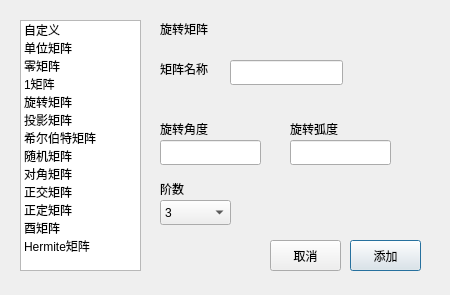
Before: the Qt Designer form MatrixCalculator-GUI/AddMatrixDialog.ui in luyiming/MatrixCalculator, drawn with Qt 5.
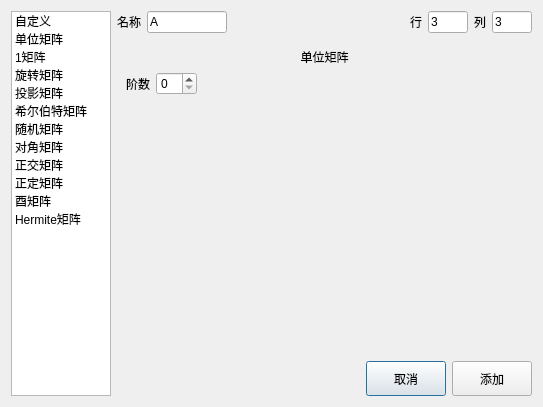
After: the same form once the commit is applied. The open tabs and pages were chosen to show the change.

What changed in the file:
```diff
--- a/MatrixCalculator-GUI/AddMatrixDialog.ui
+++ b/MatrixCalculator-GUI/AddMatrixDialog.ui
@@ -6,21 +6,35 @@
    <rect>
     <x>0</x>
     <y>0</y>
-    <width>450</width>
-    <height>295</height>
+    <width>543</width>
+    <height>407</height>
    </rect>
   </property>
   <property name="windowTitle">
    <string>AddMatrix</string>
   </property>
-  <widget class="QListWidget" name="listWidget">
-   <property name="geometry">
-    <rect>
-     <x>20</x>
-     <y>20</y>
-     <width>121</width>
-     <height>251</height>
-    </rect>
+  <layout class="QHBoxLayout" name="horizontalLayout_4">
+   <item>
+    <layout class="QHBoxLayout" name="horizontalLayout_2">
+     <item>
+      <widget class="QListWidget" name="matrixList">
+       <property name="sizePolicy">
+        <sizepolicy hsizetype="Fixed" vsizetype="Expanding">
+         <horstretch>0</horstretch>
+         <verstretch>0</verstretch>
+        </sizepolicy>
+       </property>
+       <property name="minimumSize">
+        <size>
+         <width>100</width>
+         <height>0</height>
+        </size>
+       </property>
+       <property name="maximumSize">
+        <size>
+         <width>100</width>
+         <height>16777215</height>
+        </size>
    </property>
    <item>
     <property name="text">
@@ -32,11 +46,6 @@
      <string>单位矩阵</string>
     </property>
    </item>
-   <item>
-    <property name="text">
-     <string>零矩阵</string>
-    </property>
-   </item>
    <item>
     <property name="text">
      <string>1矩阵</string>
@@ -88,172 +97,376 @@
     </property>
    </item>
   </widget>
-  <widget class="QStackedWidget" name="stackedWidget">
-   <property name="geometry">
-    <rect>
-     <x>150</x>
-     <y>20</y>
-     <width>281</width>
-     <height>251</height>
-    </rect>
-   </property>
+     </item>
+    </layout>
+   </item>
+   <item>
+    <layout class="QVBoxLayout" name="verticalLayout_2">
+     <item>
+      <layout class="QHBoxLayout" name="horizontalLayout">
+       <item>
+        <widget class="QLabel" name="label_6">
+         <property name="text">
+          <string>名称</string>
+         </property>
+        </widget>
+       </item>
+       <item>
+        <widget class="QLineEdit" name="nameLine">
+         <property name="sizePolicy">
+          <sizepolicy hsizetype="Expanding" vsizetype="Fixed">
+           <horstretch>0</horstretch>
+           <verstretch>0</verstretch>
+          </sizepolicy>
+         </property>
+         <property name="minimumSize">
+          <size>
+           <width>50</width>
+           <height>0</height>
+          </size>
+         </property>
+         <property name="maximumSize">
+          <size>
+           <width>80</width>
+           <height>16777215</height>
+          </size>
+         </property>
+         <property name="text">
+          <string>A</string>
+         </property>
+        </widget>
+       </item>
+       <item>
+        <spacer name="horizontalSpacer_2">
+         <property name="orientation">
+          <enum>Qt::Horizontal</enum>
+         </property>
+         <property name="sizeHint" stdset="0">
+          <size>
+           <width>40</width>
+           <height>20</height>
+          </size>
+         </property>
+        </spacer>
+       </item>
+       <item>
+        <widget class="QLabel" name="label_7">
+         <property name="text">
+          <string>行</string>
+         </property>
+        </widget>
+       </item>
+       <item>
+        <widget class="QLineEdit" name="rowLine">
+         <property name="sizePolicy">
+          <sizepolicy hsizetype="Fixed" vsizetype="Fixed">
+           <horstretch>0</horstretch>
+           <verstretch>0</verstretch>
+          </sizepolicy>
+         </property>
+         <property name="minimumSize">
+          <size>
+           <width>40</width>
+           <height>0</height>
+          </size>
+         </property>
+         <property name="maximumSize">
+          <size>
+           <width>40</width>
+           <height>16777215</height>
+          </size>
+         </property>
+         <property name="text">
+          <string>3</string>
+         </property>
+        </widget>
+       </item>
+       <item>
+        <widget class="QLabel" name="label_8">
+         <property name="text">
+          <string>列</string>
+         </property>
+        </widget>
+       </item>
+       <item>
+        <widget class="QLineEdit" name="columnLine">
+         <property name="sizePolicy">
+          <sizepolicy hsizetype="Fixed" vsizetype="Fixed">
+           <horstretch>0</horstretch>
+           <verstretch>0</verstretch>
+          </sizepolicy>
+         </property>
+         <property name="minimumSize">
+          <size>
+           <width>40</width>
+           <height>0</height>
+          </size>
+         </property>
+         <property name="maximumSize">
+          <size>
+           <width>40</width>
+           <height>16777215</height>
+          </size>
+         </property>
+         <property name="text">
+          <string>3</string>
+         </property>
+        </widget>
+       </item>
+      </layout>
+     </item>
+     <item>
+      <widget class="QStackedWidget" name="stack">
    <property name="currentIndex">
     <number>1</number>
    </property>
    <widget class="QWidget" name="page">
-    <widget class="QTextEdit" name="textEdit">
-     <property name="geometry">
-      <rect>
-       <x>10</x>
-       <y>20</y>
-       <width>151</width>
-       <height>141</height>
-      </rect>
-     </property>
-    </widget>
+        <layout class="QVBoxLayout" name="verticalLayout">
+         <item>
+          <widget class="QLabel" name="label_9">
+           <property name="text">
+            <string>自定义矩阵</string>
+           </property>
+           <property name="alignment">
+            <set>Qt::AlignCenter</set>
+           </property>
+          </widget>
+         </item>
+         <item>
+          <widget class="QTableWidget" name="matrixTable_0"/>
+         </item>
+        </layout>
+       </widget>
+       <widget class="QWidget" name="page_3">
+        <layout class="QVBoxLayout" name="verticalLayout_4">
+         <item>
+          <widget class="QLabel" name="label_3">
+           <property name="text">
+            <string>单位矩阵</string>
+           </property>
+           <property name="alignment">
+            <set>Qt::AlignCenter</set>
+           </property>
+          </widget>
+         </item>
+         <item>
+          <layout class="QHBoxLayout" name="horizontalLayout_6">
+           <item>
+            <widget class="QLabel" name="label_10">
+             <property name="text">
+              <string>阶数</string>
+             </property>
+            </widget>
+           </item>
+           <item>
+            <widget class="QSpinBox" name="matrixOrder_1"/>
+           </item>
+           <item>
+            <spacer name="horizontalSpacer_3">
+             <property name="orientation">
+              <enum>Qt::Horizontal</enum>
+             </property>
+             <property name="sizeHint" stdset="0">
+              <size>
+               <width>40</width>
+               <height>20</height>
+              </size>
+             </property>
+            </spacer>
+           </item>
+          </layout>
+         </item>
+         <item>
+          <spacer name="verticalSpacer">
+           <property name="orientation">
+            <enum>Qt::Vertical</enum>
+           </property>
+           <property name="sizeHint" stdset="0">
+            <size>
+             <width>20</width>
+             <height>40</height>
+            </size>
+           </property>
+          </spacer>
+         </item>
+        </layout>
+       </widget>
+       <widget class="QWidget" name="page_4">
+        <layout class="QVBoxLayout" name="verticalLayout_5">
+         <item>
+          <widget class="QLabel" name="label_14">
+           <property name="text">
+            <string>1矩阵</string>
+           </property>
+           <property name="alignment">
+            <set>Qt::AlignCenter</set>
+           </property>
+          </widget>
+         </item>
+         <item>
+          <layout class="QHBoxLayout" name="horizontalLayout_8">
+           <item>
+            <widget class="QLabel" name="label_13">
+             <property name="text">
+              <string>阶数</string>
+             </property>
+            </widget>
+           </item>
+           <item>
+            <widget class="QSpinBox" name="matrixOrder_2"/>
+           </item>
+           <item>
+            <spacer name="horizontalSpacer_4">
+             <property name="orientation">
+              <enum>Qt::Horizontal</enum>
+             </property>
+             <property name="sizeHint" stdset="0">
+              <size>
+               <width>40</width>
+               <height>20</height>
+              </size>
+             </property>
+            </spacer>
+           </item>
+          </layout>
+         </item>
+         <item>
+          <spacer name="verticalSpacer_2">
+           <property name="orientation">
+            <enum>Qt::Vertical</enum>
+           </property>
+           <property name="sizeHint" stdset="0">
+            <size>
+             <width>20</width>
+             <height>230</height>
+            </size>
+           </property>
+          </spacer>
+         </item>
+        </layout>
    </widget>
    <widget class="QWidget" name="page_2">
+        <layout class="QVBoxLayout" name="verticalLayout_3">
+         <item>
+          <widget class="QLabel" name="label_5">
+           <property name="text">
+            <string>旋转矩阵</string>
+           </property>
+           <property name="alignment">
+            <set>Qt::AlignCenter</set>
+           </property>
+          </widget>
+         </item>
+         <item>
+          <layout class="QHBoxLayout" name="horizontalLayout_5">
+           <item>
     <widget class="QLabel" name="label">
-     <property name="geometry">
-      <rect>
-       <x>10</x>
-       <y>100</y>
-       <width>67</width>
-       <height>17</height>
-      </rect>
-     </property>
      <property name="text">
       <string>旋转角度</string>
      </property>
     </widget>
+           </item>
+           <item>
+            <widget class="QLineEdit" name="lineEdit"/>
+           </item>
+           <item>
     <widget class="QLabel" name="label_2">
-     <property name="geometry">
-      <rect>
-       <x>140</x>
-       <y>100</y>
-       <width>67</width>
-       <height>17</height>
-      </rect>
-     </property>
      <property name="text">
       <string>旋转弧度</string>
      </property>
     </widget>
-    <widget class="QLineEdit" name="lineEdit">
-     <property name="geometry">
-      <rect>
-       <x>140</x>
-       <y>120</y>
-       <width>101</width>
-       <height>25</height>
-      </rect>
-     </property>
-    </widget>
-    <widget class="QLineEdit" name="lineEdit_2">
-     <property name="geometry">
-      <rect>
-       <x>10</x>
-       <y>120</y>
-       <width>101</width>
-       <height>25</height>
-      </rect>
-     </property>
-    </widget>
-    <widget class="QLineEdit" name="lineEdit_3">
-     <property name="geometry">
-      <rect>
-       <x>80</x>
-       <y>40</y>
-       <width>113</width>
-       <height>25</height>
-      </rect>
-     </property>
-     <property name="text">
-      <string/>
-     </property>
-    </widget>
-    <widget class="QLabel" name="label_3">
-     <property name="geometry">
-      <rect>
-       <x>10</x>
-       <y>40</y>
-       <width>67</width>
-       <height>17</height>
-      </rect>
-     </property>
-     <property name="text">
-      <string>矩阵名称</string>
-     </property>
-    </widget>
+           </item>
+           <item>
+            <widget class="QLineEdit" name="lineEdit_2"/>
+           </item>
+           <item>
     <widget class="QLabel" name="label_4">
-     <property name="geometry">
-      <rect>
-       <x>10</x>
-       <y>160</y>
-       <width>67</width>
-       <height>17</height>
-      </rect>
-     </property>
      <property name="text">
       <string>阶数</string>
      </property>
     </widget>
-    <widget class="QComboBox" name="comboBox">
-     <property name="geometry">
-      <rect>
-       <x>10</x>
-       <y>180</y>
-       <width>71</width>
-       <height>25</height>
-      </rect>
-     </property>
+           </item>
+           <item>
+            <widget class="QComboBox" name="matrixOrder_3">
      <item>
       <property name="text">
        <string>3</string>
       </property>
      </item>
-    </widget>
-    <widget class="QPushButton" name="pushButton">
-     <property name="geometry">
-      <rect>
-       <x>200</x>
-       <y>220</y>
-       <width>71</width>
-       <height>31</height>
-      </rect>
-     </property>
+             <item>
      <property name="text">
-      <string>添加</string>
-     </property>
-    </widget>
-    <widget class="QPushButton" name="pushButton_2">
-     <property name="geometry">
-      <rect>
-       <x>120</x>
-       <y>220</y>
-       <width>71</width>
-       <height>31</height>
-      </rect>
+               <string>4</string>
+              </property>
+             </item>
+            </widget>
+           </item>
+          </layout>
+         </item>
+         <item>
+          <widget class="QTableWidget" name="matrixTable_3"/>
+         </item>
+        </layout>
+       </widget>
+      </widget>
+     </item>
+     <item>
+      <layout class="QHBoxLayout" name="horizontalLayout_3">
+       <item>
+        <spacer name="horizontalSpacer">
+         <property name="orientation">
+          <enum>Qt::Horizontal</enum>
+         </property>
+         <property name="sizeHint" stdset="0">
+          <size>
+           <width>40</width>
+           <height>20</height>
+          </size>
+         </property>
+        </spacer>
+       </item>
+       <item>
+        <widget class="QPushButton" name="quitButton">
+         <property name="sizePolicy">
+          <sizepolicy hsizetype="Minimum" vsizetype="Fixed">
+           <horstretch>0</horstretch>
+           <verstretch>35</verstretch>
+          </sizepolicy>
+         </property>
+         <property name="minimumSize">
+          <size>
+           <width>0</width>
+           <height>35</height>
+          </size>
      </property>
      <property name="text">
       <string>取消</string>
      </property>
     </widget>
-    <widget class="QLabel" name="label_5">
-     <property name="geometry">
-      <rect>
-       <x>10</x>
-       <y>0</y>
-       <width>67</width>
-       <height>17</height>
-      </rect>
+       </item>
+       <item>
+        <widget class="QPushButton" name="addButton">
+         <property name="sizePolicy">
+          <sizepolicy hsizetype="Minimum" vsizetype="Fixed">
+           <horstretch>0</horstretch>
+           <verstretch>35</verstretch>
+          </sizepolicy>
+         </property>
+         <property name="minimumSize">
+          <size>
+           <width>0</width>
+           <height>35</height>
+          </size>
      </property>
      <property name="text">
-      <string>旋转矩阵</string>
-     </property>
-    </widget>
-   </widget>
-  </widget>
+          <string>添加</string>
+         </property>
+        </widget>
+       </item>
+      </layout>
+     </item>
+    </layout>
+   </item>
+  </layout>
  </widget>
  <resources/>
  <connections/>
```
Left out of the diff: 2 changed lines with no effect on the pictures. Lines whose indentation alone changed are shown as unchanged.
